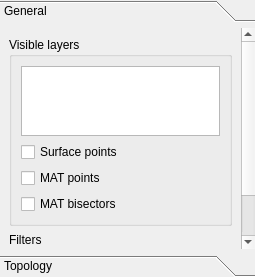
This is tools.ui in Ylannl/skel3d as Qt 5 draws it before an edit. The edited form follows.
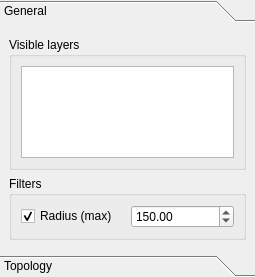
This is the edited form. The open tabs and pages were chosen to show the change.

Commit message: improve layer management..

Diff of the .ui file:
```diff
--- a/tools.ui
+++ b/tools.ui
@@ -26,9 +26,9 @@
    <property name="geometry">
     <rect>
      <x>0</x>
-     <y>-51</y>
-     <width>240</width>
-     <height>266</height>
+     <y>0</y>
+     <width>255</width>
+     <height>215</height>
     </rect>
    </property>
    <attribute name="label">
@@ -48,27 +48,6 @@
          </property>
         </widget>
        </item>
-       <item>
-        <widget class="QCheckBox" name="checkBox">
-         <property name="text">
-          <string>Surface points</string>
-         </property>
-        </widget>
-       </item>
-       <item>
-        <widget class="QCheckBox" name="checkBox_2">
-         <property name="text">
-          <string>MAT points</string>
-         </property>
-        </widget>
-       </item>
-       <item>
-        <widget class="QCheckBox" name="checkBox_3">
-         <property name="text">
-          <string>MAT bisectors</string>
-         </property>
-        </widget>
-       </item>
       </layout>
      </widget>
     </item>
```
Left out of the diff: 4 changed lines with no effect on the pictures. The commit also changes 1 other file.
